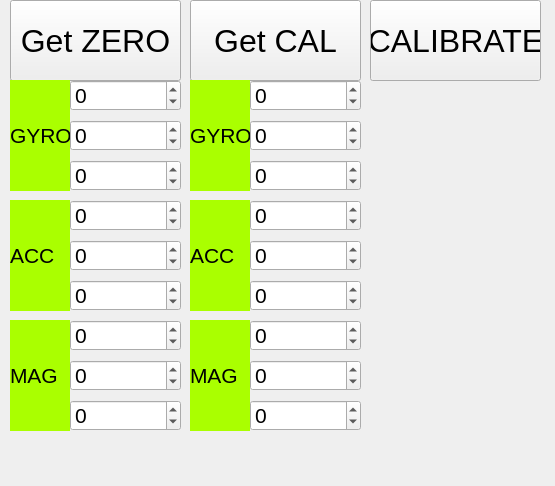
Qt form graphs.ui (ahmetcihan/GUI_gyro_observer) before a commit.
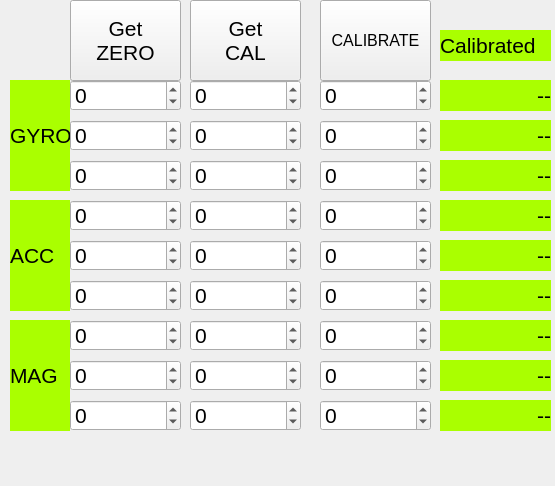
The same form after that commit.

The edit to the form file:
```diff
--- a/graphs.ui
+++ b/graphs.ui
@@ -18,49 +18,51 @@
     <rect>
      <x>190</x>
      <y>0</y>
-     <width>171</width>
+     <width>111</width>
      <height>81</height>
     </rect>
    </property>
    <property name="font">
     <font>
-     <pointsize>24</pointsize>
+     <pointsize>16</pointsize>
     </font>
    </property>
    <property name="text">
-    <string>Get CAL</string>
+    <string>Get
+CAL</string>
    </property>
   </widget>
   <widget class="QPushButton" name="pushButton_get_zero">
    <property name="geometry">
     <rect>
-     <x>10</x>
+     <x>70</x>
      <y>0</y>
-     <width>171</width>
+     <width>111</width>
      <height>81</height>
     </rect>
    </property>
    <property name="font">
     <font>
-     <pointsize>24</pointsize>
+     <pointsize>16</pointsize>
     </font>
    </property>
    <property name="text">
-    <string>Get ZERO</string>
+    <string>Get
+ZERO</string>
    </property>
   </widget>
   <widget class="QPushButton" name="pushButton_get_cal_2">
    <property name="geometry">
     <rect>
-     <x>370</x>
+     <x>320</x>
      <y>0</y>
-     <width>171</width>
+     <width>111</width>
      <height>81</height>
     </rect>
    </property>
    <property name="font">
     <font>
-     <pointsize>24</pointsize>
+     <pointsize>12</pointsize>
     </font>
    </property>
    <property name="text">
@@ -70,7 +72,7 @@
   <widget class="QDoubleSpinBox" name="doubleSpinBox_acc_z_cal">
    <property name="geometry">
     <rect>
-     <x>250</x>
+     <x>190</x>
      <y>280</y>
      <width>111</width>
      <height>31</height>
@@ -94,7 +96,7 @@
   <widget class="QDoubleSpinBox" name="doubleSpinBox_acc_x_cal">
    <property name="geometry">
     <rect>
-     <x>250</x>
+     <x>190</x>
      <y>200</y>
      <width>111</width>
      <height>31</height>
@@ -139,52 +141,10 @@
     <double>999999.000000000000000</double>
    </property>
   </widget>
-  <widget class="QLabel" name="label_5">
-   <property name="geometry">
-    <rect>
-     <x>190</x>
-     <y>80</y>
-     <width>60</width>
-     <height>111</height>
-    </rect>
-   </property>
-   <property name="font">
-    <font>
-     <pointsize>16</pointsize>
-    </font>
-   </property>
-   <property name="styleSheet">
-    <string notr="true">background-color: rgb(170, 255, 0);</string>
-   </property>
-   <property name="text">
-    <string>GYRO</string>
-   </property>
-  </widget>
-  <widget class="QLabel" name="label_4">
-   <property name="geometry">
-    <rect>
-     <x>190</x>
-     <y>320</y>
-     <width>60</width>
-     <height>111</height>
-    </rect>
-   </property>
-   <property name="font">
-    <font>
-     <pointsize>16</pointsize>
-    </font>
-   </property>
-   <property name="styleSheet">
-    <string notr="true">background-color: rgb(170, 255, 0);</string>
-   </property>
-   <property name="text">
-    <string>MAG</string>
-   </property>
-  </widget>
   <widget class="QDoubleSpinBox" name="doubleSpinBox_acc_y_cal">
    <property name="geometry">
     <rect>
-     <x>250</x>
+     <x>190</x>
      <y>240</y>
      <width>111</width>
      <height>31</height>
@@ -205,27 +165,6 @@
     <double>999999.000000000000000</double>
    </property>
   </widget>
-  <widget class="QLabel" name="label_6">
-   <property name="geometry">
-    <rect>
-     <x>190</x>
-     <y>200</y>
-     <width>60</width>
-     <height>111</height>
-    </rect>
-   </property>
-   <property name="font">
-    <font>
-     <pointsize>16</pointsize>
-    </font>
-   </property>
-   <property name="styleSheet">
-    <string notr="true">background-color: rgb(170, 255, 0);</string>
-   </property>
-   <property name="text">
-    <string>ACC</string>
-   </property>
-  </widget>
   <widget class="QDoubleSpinBox" name="doubleSpinBox_acc_z_zero">
    <property name="geometry">
     <rect>
@@ -253,7 +192,7 @@
   <widget class="QDoubleSpinBox" name="doubleSpinBox_gyro_y_cal">
    <property name="geometry">
     <rect>
-     <x>250</x>
+     <x>190</x>
      <y>120</y>
      <width>111</width>
      <height>31</height>
@@ -412,7 +351,7 @@
   <widget class="QDoubleSpinBox" name="doubleSpinBox_gyro_x_cal">
    <property name="geometry">
     <rect>
-     <x>250</x>
+     <x>190</x>
      <y>80</y>
      <width>111</width>
      <height>31</height>
@@ -532,7 +471,7 @@
   <widget class="QDoubleSpinBox" name="doubleSpinBox_mag_z_cal">
    <property name="geometry">
     <rect>
-     <x>250</x>
+     <x>190</x>
      <y>400</y>
      <width>111</width>
      <height>31</height>
@@ -556,7 +495,7 @@
   <widget class="QDoubleSpinBox" name="doubleSpinBox_gyro_z_cal">
    <property name="geometry">
     <rect>
-     <x>250</x>
+     <x>190</x>
      <y>160</y>
      <width>111</width>
      <height>31</height>
@@ -580,7 +519,7 @@
   <widget class="QDoubleSpinBox" name="doubleSpinBox_mag_x_cal">
    <property name="geometry">
     <rect>
-     <x>250</x>
+     <x>190</x>
      <y>320</y>
      <width>111</width>
      <height>31</height>
@@ -604,7 +543,7 @@
   <widget class="QDoubleSpinBox" name="doubleSpinBox_mag_y_cal">
    <property name="geometry">
     <rect>
-     <x>250</x>
+     <x>190</x>
      <y>360</y>
      <width>111</width>
      <height>31</height>
@@ -625,6 +564,459 @@
     <double>999999.000000000000000</double>
    </property>
   </widget>
+  <widget class="QDoubleSpinBox" name="doubleSpinBox_gyro_x_cal_val">
+   <property name="geometry">
+    <rect>
+     <x>320</x>
+     <y>80</y>
+     <width>111</width>
+     <height>31</height>
+    </rect>
+   </property>
+   <property name="font">
+    <font>
+     <pointsize>16</pointsize>
+    </font>
+   </property>
+   <property name="decimals">
+    <number>0</number>
+   </property>
+   <property name="minimum">
+    <double>-999999.000000000000000</double>
+   </property>
+   <property name="maximum">
+    <double>999999.000000000000000</double>
+   </property>
+  </widget>
+  <widget class="QDoubleSpinBox" name="doubleSpinBox_acc_z_cal_val">
+   <property name="geometry">
+    <rect>
+     <x>320</x>
+     <y>280</y>
+     <width>111</width>
+     <height>31</height>
+    </rect>
+   </property>
+   <property name="font">
+    <font>
+     <pointsize>16</pointsize>
+    </font>
+   </property>
+   <property name="decimals">
+    <number>0</number>
+   </property>
+   <property name="minimum">
+    <double>-999999.000000000000000</double>
+   </property>
+   <property name="maximum">
+    <double>999999.000000000000000</double>
+   </property>
+  </widget>
+  <widget class="QDoubleSpinBox" name="doubleSpinBox_gyro_z_cal_val">
+   <property name="geometry">
+    <rect>
+     <x>320</x>
+     <y>160</y>
+     <width>111</width>
+     <height>31</height>
+    </rect>
+   </property>
+   <property name="font">
+    <font>
+     <pointsize>16</pointsize>
+    </font>
+   </property>
+   <property name="decimals">
+    <number>0</number>
+   </property>
+   <property name="minimum">
+    <double>-999999.000000000000000</double>
+   </property>
+   <property name="maximum">
+    <double>999999.000000000000000</double>
+   </property>
+  </widget>
+  <widget class="QDoubleSpinBox" name="doubleSpinBox_mag_y_cal_val">
+   <property name="geometry">
+    <rect>
+     <x>320</x>
+     <y>360</y>
+     <width>111</width>
+     <height>31</height>
+    </rect>
+   </property>
+   <property name="font">
+    <font>
+     <pointsize>16</pointsize>
+    </font>
+   </property>
+   <property name="decimals">
+    <number>0</number>
+   </property>
+   <property name="minimum">
+    <double>-999999.000000000000000</double>
+   </property>
+   <property name="maximum">
+    <double>999999.000000000000000</double>
+   </property>
+  </widget>
+  <widget class="QDoubleSpinBox" name="doubleSpinBox_mag_z_cal_val">
+   <property name="geometry">
+    <rect>
+     <x>320</x>
+     <y>400</y>
+     <width>111</width>
+     <height>31</height>
+    </rect>
+   </property>
+   <property name="font">
+    <font>
+     <pointsize>16</pointsize>
+    </font>
+   </property>
+   <property name="decimals">
+    <number>0</number>
+   </property>
+   <property name="minimum">
+    <double>-999999.000000000000000</double>
+   </property>
+   <property name="maximum">
+    <double>999999.000000000000000</double>
+   </property>
+  </widget>
+  <widget class="QDoubleSpinBox" name="doubleSpinBox_mag_x_cal_val">
+   <property name="geometry">
+    <rect>
+     <x>320</x>
+     <y>320</y>
+     <width>111</width>
+     <height>31</height>
+    </rect>
+   </property>
+   <property name="font">
+    <font>
+     <pointsize>16</pointsize>
+    </font>
+   </property>
+   <property name="decimals">
+    <number>0</number>
+   </property>
+   <property name="minimum">
+    <double>-999999.000000000000000</double>
+   </property>
+   <property name="maximum">
+    <double>999999.000000000000000</double>
+   </property>
+  </widget>
+  <widget class="QDoubleSpinBox" name="doubleSpinBox_acc_x_cal_val">
+   <property name="geometry">
+    <rect>
+     <x>320</x>
+     <y>200</y>
+     <width>111</width>
+     <height>31</height>
+    </rect>
+   </property>
+   <property name="font">
+    <font>
+     <pointsize>16</pointsize>
+    </font>
+   </property>
+   <property name="decimals">
+    <number>0</number>
+   </property>
+   <property name="minimum">
+    <double>-999999.000000000000000</double>
+   </property>
+   <property name="maximum">
+    <double>999999.000000000000000</double>
+   </property>
+  </widget>
+  <widget class="QDoubleSpinBox" name="doubleSpinBox_gyro_y_cal_val">
+   <property name="geometry">
+    <rect>
+     <x>320</x>
+     <y>120</y>
+     <width>111</width>
+     <height>31</height>
+    </rect>
+   </property>
+   <property name="font">
+    <font>
+     <pointsize>16</pointsize>
+    </font>
+   </property>
+   <property name="decimals">
+    <number>0</number>
+   </property>
+   <property name="minimum">
+    <double>-999999.000000000000000</double>
+   </property>
+   <property name="maximum">
+    <double>999999.000000000000000</double>
+   </property>
+  </widget>
+  <widget class="QDoubleSpinBox" name="doubleSpinBox_acc_y_cal_val">
+   <property name="geometry">
+    <rect>
+     <x>320</x>
+     <y>240</y>
+     <width>111</width>
+     <height>31</height>
+    </rect>
+   </property>
+   <property name="font">
+    <font>
+     <pointsize>16</pointsize>
+    </font>
+   </property>
+   <property name="decimals">
+    <number>0</number>
+   </property>
+   <property name="minimum">
+    <double>-999999.000000000000000</double>
+   </property>
+   <property name="maximum">
+    <double>999999.000000000000000</double>
+   </property>
+  </widget>
+  <widget class="QLabel" name="label_4">
+   <property name="geometry">
+    <rect>
+     <x>440</x>
+     <y>30</y>
+     <width>111</width>
+     <height>31</height>
+    </rect>
+   </property>
+   <property name="font">
+    <font>
+     <pointsize>16</pointsize>
+    </font>
+   </property>
+   <property name="styleSheet">
+    <string notr="true">background-color: rgb(170, 255, 0);</string>
+   </property>
+   <property name="text">
+    <string>Calibrated</string>
+   </property>
+  </widget>
+  <widget class="QLabel" name="label_calibrated_gyro_x">
+   <property name="geometry">
+    <rect>
+     <x>440</x>
+     <y>80</y>
+     <width>111</width>
+     <height>31</height>
+    </rect>
+   </property>
+   <property name="font">
+    <font>
+     <pointsize>16</pointsize>
+    </font>
+   </property>
+   <property name="styleSheet">
+    <string notr="true">background-color: rgb(170, 255, 0);</string>
+   </property>
+   <property name="text">
+    <string>--</string>
+   </property>
+   <property name="alignment">
+    <set>Qt::AlignRight|Qt::AlignTrailing|Qt::AlignVCenter</set>
+   </property>
+  </widget>
+  <widget class="QLabel" name="label_calibrated_gyro_y">
+   <property name="geometry">
+    <rect>
+     <x>440</x>
+     <y>120</y>
+     <width>111</width>
+     <height>31</height>
+    </rect>
+   </property>
+   <property name="font">
+    <font>
+     <pointsize>16</pointsize>
+    </font>
+   </property>
+   <property name="styleSheet">
+    <string notr="true">background-color: rgb(170, 255, 0);</string>
+   </property>
+   <property name="text">
+    <string>--</string>
+   </property>
+   <property name="alignment">
+    <set>Qt::AlignRight|Qt::AlignTrailing|Qt::AlignVCenter</set>
+   </property>
+  </widget>
+  <widget class="QLabel" name="label_calibrated_gyro_z">
+   <property name="geometry">
+    <rect>
+     <x>440</x>
+     <y>160</y>
+     <width>111</width>
+     <height>31</height>
+    </rect>
+   </property>
+   <property name="font">
+    <font>
+     <pointsize>16</pointsize>
+    </font>
+   </property>
+   <property name="styleSheet">
+    <string notr="true">background-color: rgb(170, 255, 0);</string>
+   </property>
+   <property name="text">
+    <string>--</string>
+   </property>
+   <property name="alignment">
+    <set>Qt::AlignRight|Qt::AlignTrailing|Qt::AlignVCenter</set>
+   </property>
+  </widget>
+  <widget class="QLabel" name="label_calibrated_acc_x">
+   <property name="geometry">
+    <rect>
+     <x>440</x>
+     <y>200</y>
+     <width>111</width>
+     <height>31</height>
+    </rect>
+   </property>
+   <property name="font">
+    <font>
+     <pointsize>16</pointsize>
+    </font>
+   </property>
+   <property name="styleSheet">
+    <string notr="true">background-color: rgb(170, 255, 0);</string>
+   </property>
+   <property name="text">
+    <string>--</string>
+   </property>
+   <property name="alignment">
+    <set>Qt::AlignRight|Qt::AlignTrailing|Qt::AlignVCenter</set>
+   </property>
+  </widget>
+  <widget class="QLabel" name="label_calibrated_acc_y">
+   <property name="geometry">
+    <rect>
+     <x>440</x>
+     <y>240</y>
+     <width>111</width>
+     <height>31</height>
+    </rect>
+   </property>
+   <property name="font">
+    <font>
+     <pointsize>16</pointsize>
+    </font>
+   </property>
+   <property name="styleSheet">
+    <string notr="true">background-color: rgb(170, 255, 0);</string>
+   </property>
+   <property name="text">
+    <string>--</string>
+   </property>
+   <property name="alignment">
+    <set>Qt::AlignRight|Qt::AlignTrailing|Qt::AlignVCenter</set>
+   </property>
+  </widget>
+  <widget class="QLabel" name="label_calibrated_acc_z">
+   <property name="geometry">
+    <rect>
+     <x>440</x>
+     <y>280</y>
+     <width>111</width>
+     <height>31</height>
+    </rect>
+   </property>
+   <property name="font">
+    <font>
+     <pointsize>16</pointsize>
+    </font>
+   </property>
+   <property name="styleSheet">
+    <string notr="true">background-color: rgb(170, 255, 0);</string>
+   </property>
+   <property name="text">
+    <string>--</string>
+   </property>
+   <property name="alignment">
+    <set>Qt::AlignRight|Qt::AlignTrailing|Qt::AlignVCenter</set>
+   </property>
+  </widget>
+  <widget class="QLabel" name="label_calibrated_mag_x">
+   <property name="geometry">
+    <rect>
+     <x>440</x>
+     <y>320</y>
+     <width>111</width>
+     <height>31</height>
+    </rect>
+   </property>
+   <property name="font">
+    <font>
+     <pointsize>16</pointsize>
+    </font>
+   </property>
+   <property name="styleSheet">
+    <string notr="true">background-color: rgb(170, 255, 0);</string>
+   </property>
+   <property name="text">
+    <string>--</string>
+   </property>
+   <property name="alignment">
+    <set>Qt::AlignRight|Qt::AlignTrailing|Qt::AlignVCenter</set>
+   </property>
+  </widget>
+  <widget class="QLabel" name="label_calibrated_mag_y">
+   <property name="geometry">
+    <rect>
+     <x>440</x>
+     <y>360</y>
+     <width>111</width>
+     <height>31</height>
+    </rect>
+   </property>
+   <property name="font">
+    <font>
+     <pointsize>16</pointsize>
+    </font>
+   </property>
+   <property name="styleSheet">
+    <string notr="true">background-color: rgb(170, 255, 0);</string>
+   </property>
+   <property name="text">
+    <string>--</string>
+   </property>
+   <property name="alignment">
+    <set>Qt::AlignRight|Qt::AlignTrailing|Qt::AlignVCenter</set>
+   </property>
+  </widget>
+  <widget class="QLabel" name="label_calibrated_mag_z">
+   <property name="geometry">
+    <rect>
+     <x>440</x>
+     <y>400</y>
+     <width>111</width>
+     <height>31</height>
+    </rect>
+   </property>
+   <property name="font">
+    <font>
+     <pointsize>16</pointsize>
+    </font>
+   </property>
+   <property name="styleSheet">
+    <string notr="true">background-color: rgb(170, 255, 0);</string>
+   </property>
+   <property name="text">
+    <string>--</string>
+   </property>
+   <property name="alignment">
+    <set>Qt::AlignRight|Qt::AlignTrailing|Qt::AlignVCenter</set>
+   </property>
+  </widget>
  </widget>
  <resources/>
  <connections/>
```
Left out of the diff: 2 changed lines with no effect on the pictures.
